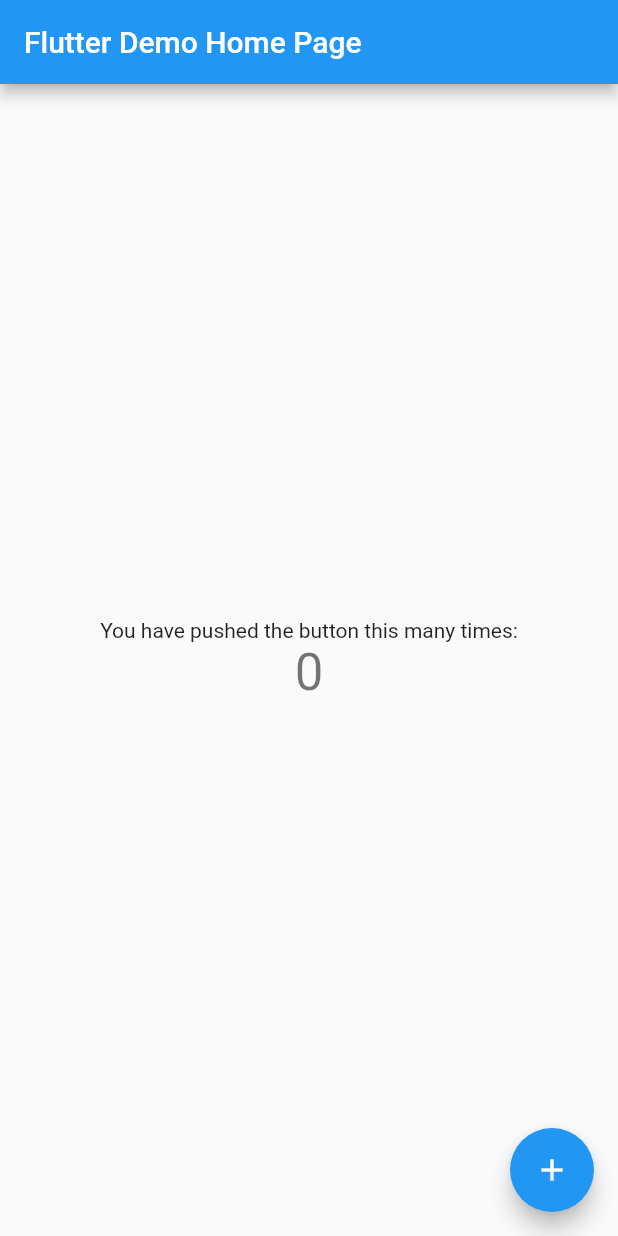
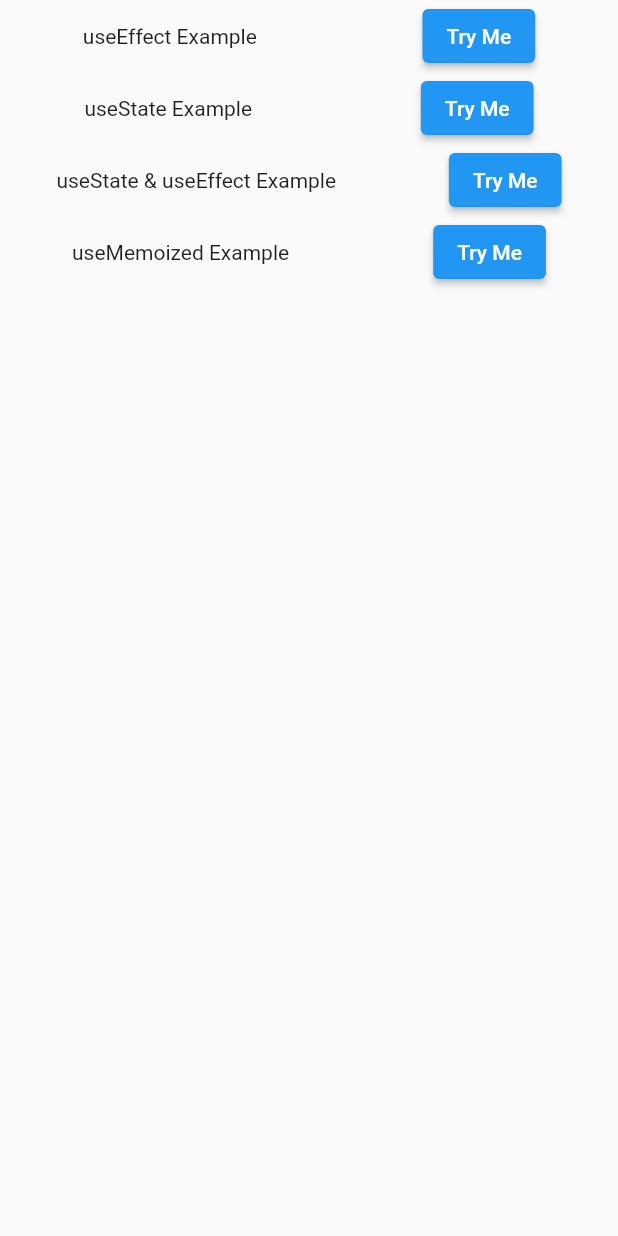
Before and after one commit to ambareng/flutter_hooks_basics, a Flutter app: the screen it shows after launch, on a phone screen of 412 x 824 dp. Run offline on Flutter 3.47's test engine with Material 2 defaults, Android fonts, the phone set to English and light mode, and no system bars; our stand-ins replace flutter_hooks.

Commit message:
Add Examples of Hooks

```diff
--- a/lib/main.dart
+++ b/lib/main.dart
@@ -1,115 +1,28 @@
 import 'package:flutter/material.dart';
+import 'package:hooks_basics/use_effect_example.dart';
+import 'package:hooks_basics/main_hooks.dart';
+import 'package:hooks_basics/use_effect_use_state_example.dart';
+import 'package:hooks_basics/use_memoized_example.dart';
+import 'package:hooks_basics/use_state_example.dart';
 
 void main() {
-  runApp(const MyApp());
+  runApp(const MainApp());
 }
 
-class MyApp extends StatelessWidget {
-  const MyApp({Key? key}) : super(key: key);
+class MainApp extends StatelessWidget {
+  const MainApp({Key? key}) : super(key: key);
 
-  // This widget is the root of your application.
   @override
   Widget build(BuildContext context) {
     return MaterialApp(
-      title: 'Flutter Demo',
-      theme: ThemeData(
-        // This is the theme of your application.
-        //
-        // Try running your application with "flutter run". You'll see the
-        // application has a blue toolbar. Then, without quitting the app, try
-        // changing the primarySwatch below to Colors.green and then invoke
-        // "hot reload" (press "r" in the console where you ran "flutter run",
-        // or simply save your changes to "hot reload" in a Flutter IDE).
-        // Notice that the counter didn't reset back to zero; the application
-        // is not restarted.
-        primarySwatch: Colors.blue,
-      ),
-      home: const MyHomePage(title: 'Flutter Demo Home Page'),
+      initialRoute: '/',
+      routes: {
+        '/': (context) => const MainHooks(),
+        '/useEffect': (context) => const UseEffectExample(),
+        '/useState': (context) => const UseStateExample(),
+        '/useState_useEffect': (context) => const UseEffectUseStateExample(),
+        '/useMemoized': (context) => const UseMemoizedExample()
+      },
     );
   }
 }
-
-class MyHomePage extends StatefulWidget {
-  const MyHomePage({Key? key, required this.title}) : super(key: key);
-
-  // This widget is the home page of your application. It is stateful, meaning
-  // that it has a State object (defined below) that contains fields that affect
-  // how it looks.
-
-  // This class is the configuration for the state. It holds the values (in this
-  // case the title) provided by the parent (in this case the App widget) and
-  // used by the build method of the State. Fields in a Widget subclass are
-  // always marked "final".
-
-  final String title;
-
-  @override
-  State<MyHomePage> createState() => _MyHomePageState();
-}
-
-class _MyHomePageState extends State<MyHomePage> {
-  int _counter = 0;
-
-  void _incrementCounter() {
-    setState(() {
-      // This call to setState tells the Flutter framework that something has
-      // changed in this State, which causes it to rerun the build method below
-      // so that the display can reflect the updated values. If we changed
-      // _counter without calling setState(), then the build method would not be
-      // called again, and so nothing would appear to happen.
-      _counter++;
-    });
-  }
-
-  @override
-  Widget build(BuildContext context) {
-    // This method is rerun every time setState is called, for instance as done
-    // by the _incrementCounter method above.
-    //
-    // The Flutter framework has been optimized to make rerunning build methods
-    // fast, so that you can just rebuild anything that needs updating rather
-    // than having to individually change instances of widgets.
-    return Scaffold(
-      appBar: AppBar(
-        // Here we take the value from the MyHomePage object that was created by
-        // the App.build method, and use it to set our appbar title.
-        title: Text(widget.title),
-      ),
-      body: Center(
-        // Center is a layout widget. It takes a single child and positions it
-        // in the middle of the parent.
-        child: Column(
-          // Column is also a layout widget. It takes a list of children and
-          // arranges them vertically. By default, it sizes itself to fit its
-          // children horizontally, and tries to be as tall as its parent.
-          //
-          // Invoke "debug painting" (press "p" in the console, choose the
-          // "Toggle Debug Paint" action from the Flutter Inspector in Android
-          // Studio, or the "Toggle Debug Paint" command in Visual Studio Code)
-          // to see the wireframe for each widget.
-          //
-          // Column has various properties to control how it sizes itself and
-          // how it positions its children. Here we use mainAxisAlignment to
-          // center the children vertically; the main axis here is the vertical
-          // axis because Columns are vertical (the cross axis would be
-          // horizontal).
-          mainAxisAlignment: MainAxisAlignment.center,
-          children: <Widget>[
-            const Text(
-              'You have pushed the button this many times:',
-            ),
-            Text(
-              '$_counter',
-              style: Theme.of(context).textTheme.headline4,
-            ),
-          ],
-        ),
-      ),
-      floatingActionButton: FloatingActionButton(
-        onPressed: _incrementCounter,
-        tooltip: 'Increment',
-        child: const Icon(Icons.add),
-      ), // This trailing comma makes auto-formatting nicer for build methods.
-    );
-  }
-}
--- /dev/null
+++ b/lib/main_hooks.dart
@@ -0,0 +1,70 @@
+import 'package:flutter/material.dart';
+
+class MainHooks extends StatelessWidget {
+  const MainHooks({Key? key}) : super(key: key);
+
+  @override
+  Widget build(BuildContext context) {
+    return Scaffold(
+      body: SizedBox(
+        width: double.infinity,
+        child: ListView(
+          children: [
+            SizedBox(
+              width: double.infinity,
+              child: Row(
+                mainAxisAlignment: MainAxisAlignment.spaceAround,
+                crossAxisAlignment: CrossAxisAlignment.center,
+                children: [
+                  const Text('useEffect Example'),
+                  ElevatedButton(onPressed: () {
+                    Navigator.pushNamed(context, '/useEffect');
+                  }, child: const Text('Try Me'))
+                ],
+              ),
+            ),
+            SizedBox(
+              width: double.infinity,
+              child: Row(
+                mainAxisAlignment: MainAxisAlignment.spaceAround,
+                crossAxisAlignment: CrossAxisAlignment.center,
+                children: [
+                  const Text('useState Example'),
+                  ElevatedButton(onPressed: () {
+                    Navigator.pushNamed(context, '/useState');
+                  }, child: const Text('Try Me'))
+                ],
+              ),
+            ),
+            SizedBox(
+              width: double.infinity,
+              child: Row(
+                mainAxisAlignment: MainAxisAlignment.spaceAround,
+                crossAxisAlignment: CrossAxisAlignment.center,
+                children: [
+                  const Text('useState & useEffect Example'),
+                  ElevatedButton(onPressed: () {
+                    Navigator.pushNamed(context, '/useState_useEffect');
+                  }, child: const Text('Try Me'))
+                ],
+              ),
+            ),
+            SizedBox(
+              width: double.infinity,
+              child: Row(
+                mainAxisAlignment: MainAxisAlignment.spaceAround,
+                crossAxisAlignment: CrossAxisAlignment.center,
+                children: [
+                  const Text('useMemoized Example'),
+                  ElevatedButton(onPressed: () {
+                    Navigator.pushNamed(context, '/useMemoized');
+                  }, child: const Text('Try Me'))
+                ],
+              ),
+            )
+          ],
+        ),
+      )
+    );
+  }
+}
--- a/pubspec.yaml
+++ b/pubspec.yaml
@@ -34,6 +34,7 @@
   # The following adds the Cupertino Icons font to your application.
   # Use with the CupertinoIcons class for iOS style icons.
   cupertino_icons: ^1.0.2
+  flutter_hooks: ^0.18.3
 
 dev_dependencies:
   flutter_test:
```
Also changed, not shown: lib/dummy_api.dart (added, +14 -0 lines), lib/use_effect_example.dart (added, +33 -0 lines), lib/use_effect_use_state_example.dart (added, +31 -0 lines), lib/use_memoized_example.dart (added, +42 -0 lines), lib/use_state_example.dart (added, +30 -0 lines), pubspec.lock, 1 other file.
